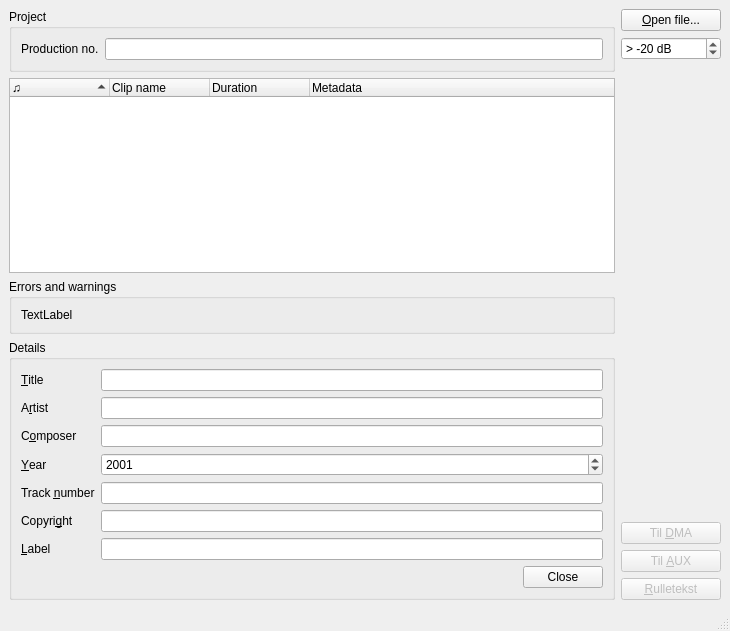
This is src/gui/pling-plong-odometer.ui in havardgulldahl/pling-plong-odometer as Qt 5 draws it before an edit. The edited form follows.
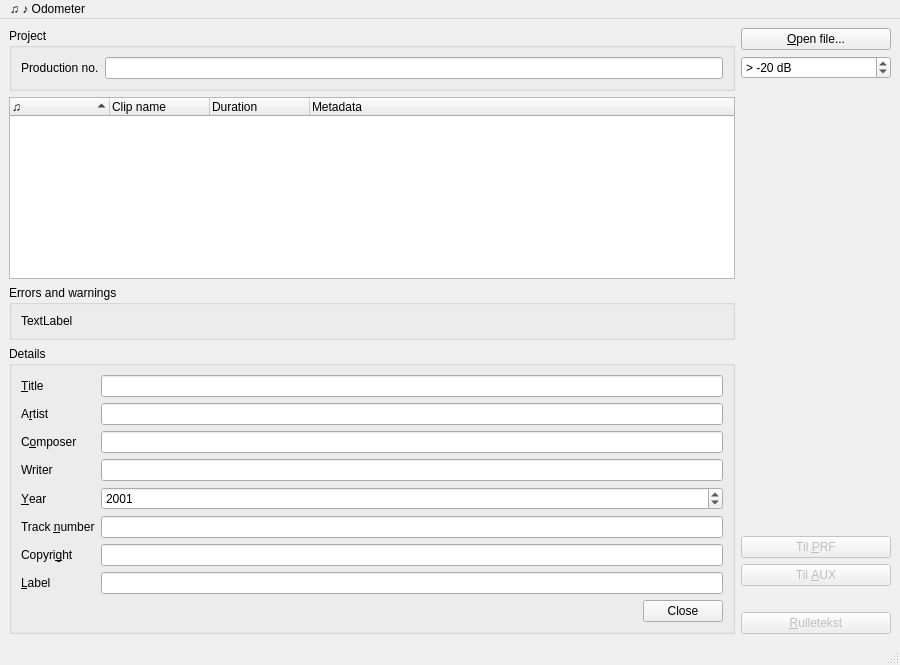
This is the edited form. Icons and pictures are not drawn.

Commit message: changing size of window: expanding

```diff
--- a/src/gui/pling-plong-odometer.ui
+++ b/src/gui/pling-plong-odometer.ui
@@ -7,8 +7,8 @@
    <rect>
     <x>0</x>
     <y>0</y>
-    <width>730</width>
-    <height>631</height>
+    <width>900</width>
+    <height>665</height>
    </rect>
   </property>
   <property name="acceptDrops">
@@ -155,19 +155,6 @@
          <item row="2" column="1">
           <widget class="QLineEdit" name="clipArtist"/>
          </item>
-         <item row="4" column="0">
-          <widget class="QLabel" name="label_6">
-           <property name="text">
-            <string>C&amp;omposer</string>
-           </property>
-           <property name="buddy">
-            <cstring>clipComposer</cstring>
-           </property>
-          </widget>
-         </item>
-         <item row="4" column="1">
-          <widget class="QLineEdit" name="clipComposer"/>
-         </item>
          <item row="6" column="0">
           <widget class="QLabel" name="label_2">
            <property name="text">
@@ -220,19 +207,6 @@
          <item row="8" column="1">
           <widget class="QLineEdit" name="clipCopyright"/>
          </item>
-         <item row="10" column="0">
-          <widget class="QLabel" name="label_3">
-           <property name="text">
-            <string>&amp;Label</string>
-           </property>
-           <property name="buddy">
-            <cstring>clipLabel</cstring>
-           </property>
-          </widget>
-         </item>
-         <item row="10" column="1">
-          <widget class="QLineEdit" name="clipLabel"/>
-         </item>
          <item row="11" column="1">
           <widget class="QDialogButtonBox" name="buttonBox">
            <property name="statusTip">
@@ -243,6 +217,42 @@
            </property>
           </widget>
          </item>
+         <item row="3" column="0">
+          <widget class="QLabel" name="label_6">
+           <property name="text">
+            <string>C&amp;omposer</string>
+           </property>
+           <property name="buddy">
+            <cstring>clipComposer</cstring>
+           </property>
+          </widget>
+         </item>
+         <item row="3" column="1">
+          <widget class="QLineEdit" name="clipComposer"/>
+         </item>
+         <item row="9" column="0">
+          <widget class="QLabel" name="label_3">
+           <property name="text">
+            <string>&amp;Label</string>
+           </property>
+           <property name="buddy">
+            <cstring>clipLabel</cstring>
+           </property>
+          </widget>
+         </item>
+         <item row="9" column="1">
+          <widget class="QLineEdit" name="clipLabel"/>
+         </item>
+         <item row="4" column="0">
+          <widget class="QLabel" name="label_9">
+           <property name="text">
+            <string>Writer</string>
+           </property>
+          </widget>
+         </item>
+         <item row="4" column="1">
+          <widget class="QLineEdit" name="clipWriter"/>
+         </item>
         </layout>
        </widget>
       </item>
@@ -329,7 +339,7 @@
          <bool>false</bool>
         </property>
         <property name="text">
-         <string>Til &amp;DMA</string>
+         <string>Til &amp;PRF</string>
         </property>
        </widget>
       </item>
@@ -343,6 +353,22 @@
         </property>
        </widget>
       </item>
+      <item>
+       <spacer name="horizontalSpacer">
+        <property name="orientation">
+         <enum>Qt::Horizontal</enum>
+        </property>
+        <property name="sizeType">
+         <enum>QSizePolicy::Maximum</enum>
+        </property>
+        <property name="sizeHint" stdset="0">
+         <size>
+          <width>150</width>
+          <height>20</height>
+         </size>
+        </property>
+       </spacer>
+      </item>
       <item>
        <widget class="QPushButton" name="creditsButton">
         <property name="enabled">
@@ -362,10 +388,18 @@
     <rect>
      <x>0</x>
      <y>0</y>
-     <width>730</width>
+     <width>900</width>
      <height>22</height>
     </rect>
    </property>
+   <widget class="QMenu" name="menu_About">
+    <property name="title">
+     <string>♫ ♪ Odometer</string>
+    </property>
+    <addaction name="actionAbout_Odometer"/>
+    <addaction name="actionAbout_Qt"/>
+   </widget>
+   <addaction name="menu_About"/>
   </widget>
   <widget class="QStatusBar" name="statusbar"/>
  </widget>
```
Left out of the diff: 10 changed lines with no effect on the pictures. The commit also changes 2 other files.
